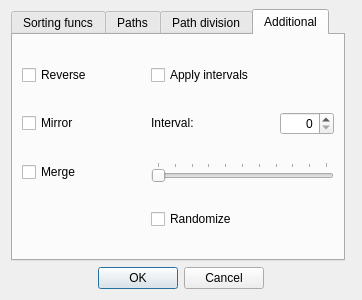
Above: optionsdialog.ui from muji-4ok/pixel-sort-qt5 before the change. Below: the same form after it.
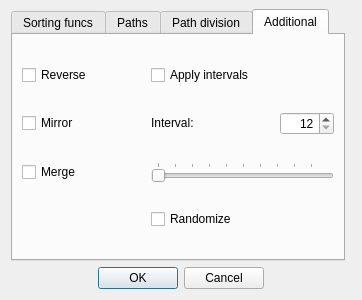
That is the form after the change. The open tabs and pages were chosen to show the change. Icons and pictures are not drawn. Custom widgets are drawn as their Qt base class.

Diff of the .ui file:
```diff
--- a/optionsdialog.ui
+++ b/optionsdialog.ui
@@ -536,6 +536,9 @@
          <property name="buttonSymbols">
           <enum>QAbstractSpinBox::UpDownArrows</enum>
          </property>
+         <property name="minimum">
+          <number>12</number>
+         </property>
          <property name="maximum">
           <number>1000</number>
          </property>
@@ -581,6 +584,9 @@
          <property name="whatsThis">
           <string>&lt;html&gt;&lt;head/&gt;&lt;body&gt;&lt;p&gt;After &amp;quot;sorting paths&amp;quot; are determined, they are split into intervals of desired length&lt;/p&gt;&lt;/body&gt;&lt;/html&gt;</string>
          </property>
+         <property name="minimum">
+          <number>12</number>
+         </property>
          <property name="maximum">
           <number>1000</number>
          </property>
```
Left out of the diff: 11 changed lines with no effect on the pictures.
